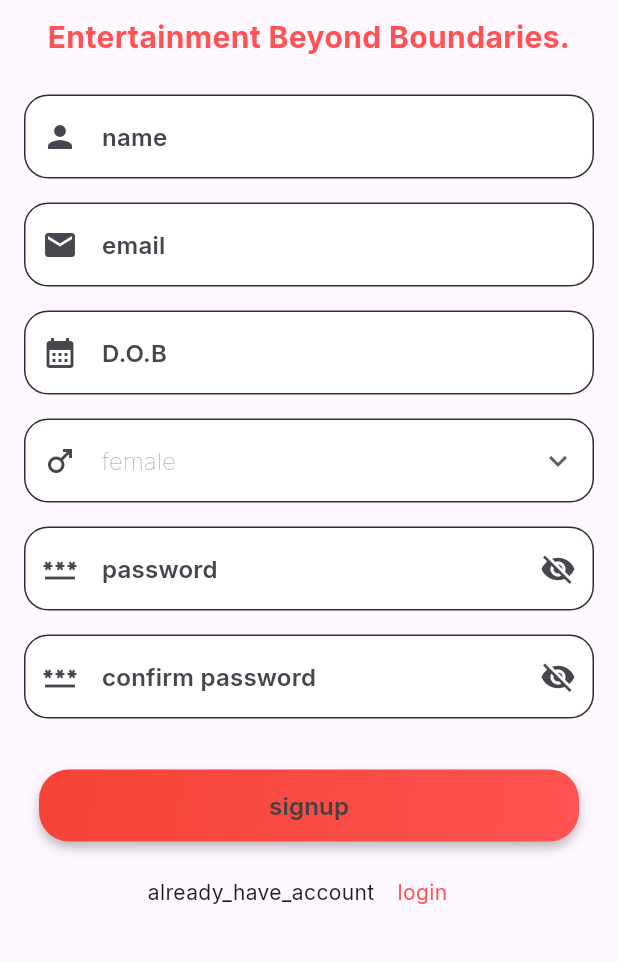
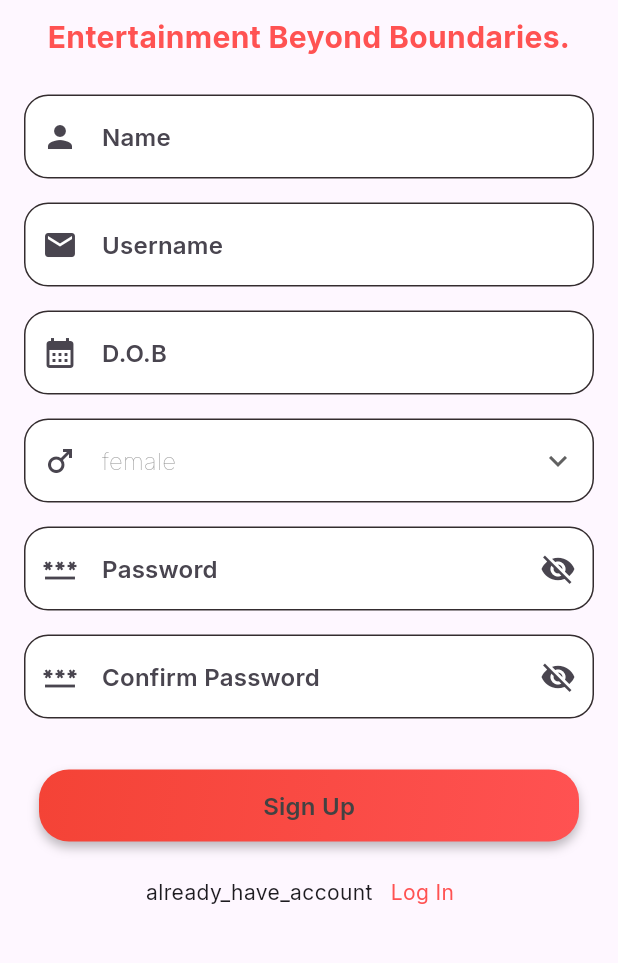
Before and after one commit to AM5324/ttnflix, a Flutter app: the RegisterScreen screen opened by its route, on a phone screen of 412 x 824 dp, the part 174-1137 px from its top. Run offline on Flutter 3.47's test engine with Material 3 defaults, Android fonts, the phone set to English and light mode, and no system bars; our stand-ins replace auto_route, cached_network_image, dio, equatable, flutter_bloc, flutter_svg and 5 more; missing offline and left inert: dio_cache_interceptor; accounts and stored records are empty.

Commit message:
commit with account and refactoring of code.

```diff
--- a/lib/data/models/user.dart
+++ b/lib/data/models/user.dart
@@ -6,7 +6,7 @@ part 'user.g.dart';
 @JsonSerializable(createToJson: true)
 class UserModel {
   final String? username;
-  final String? password;
+  String? password;
   final String? dob;
   final String? gender;
   final String? name;
--- a/lib/logic/authentication/authentic_cubit.dart
+++ b/lib/logic/authentication/authentic_cubit.dart
@@ -8,8 +8,10 @@ import '../../utils/ttn_flix_default_equatable.dart';
 part 'authentic_state.dart';
 
 class AuthenticCubit extends Cubit<AuthenticState> {
-  AuthenticCubit() : super(AuthenticateInitial());
-  SharedPreferencesManager manager = TTNFlixSL.get<SharedPreferencesManager>();
+  final SharedPreferencesManager manager;
+  AuthenticCubit({SharedPreferencesManager? sharedPref})
+      : manager = sharedPref ?? TTNFlixSL.get<SharedPreferencesManager>(),super(AuthenticateInitial());
+
   List<UserModel> savedUserList = [];
   getUserList() async {
     savedUserList = manager.getList<UserModel>('userList', UserModel.fromJson);}
--- a/lib/navigation/ttn_flix_navigation.dart
+++ b/lib/navigation/ttn_flix_navigation.dart
@@ -5,8 +5,8 @@ import 'package:ttn_flix/navigation/ttn_flix_navigation.gr.dart';
 class TtnFlixAppRouter extends $TtnFlixAppRouter {
   @override
   List<AutoRoute> get routes => [
-        AutoRoute(page: TTNFlixBottomBarRoute.page, initial: true),
-        AutoRoute(page: LogInScreenRoute.page),
+        AutoRoute(page: TTNFlixBottomBarRoute.page, initial: false),
+        AutoRoute(page: LogInScreenRoute.page,initial: true),
         AutoRoute(page: RegisterScreenRoute.page),
         AutoRoute(page: HomeScreenRoute.page),
         AutoRoute(page: DetailScreenRoute.page),
--- a/lib/presentation/bottom_bar/ttn_flix_bottom_bar.dart
+++ b/lib/presentation/bottom_bar/ttn_flix_bottom_bar.dart
@@ -2,6 +2,7 @@ import 'package:auto_route/annotations.dart';
 import 'package:flutter/material.dart';
 import 'package:flutter_bloc/flutter_bloc.dart';
 import 'package:ttn_flix/logic/favourite/favourite_cubit.dart';
+import 'package:ttn_flix/logic/profile/profile_cubit.dart';
 import 'package:ttn_flix/presentation/favouraite/favouraite_screen.dart';
 import 'package:ttn_flix/presentation/themes/ttn_flix_color.dart';
 
@@ -25,7 +26,8 @@ class _TTNFlixBottomBarState extends State<TTNFlixBottomBar> {
         child: HomeScreen()),
     BlocProvider(
         create: (context) => FavouriteCubit()..fetchFavouritesData(), child: FavouraiteScreen()),
-     AccountScreen()
+    BlocProvider(
+        create: (context) => ProfileCubit()..getUser(), child: AccountScreen()),
   ];
 
   void _onItemTapped(int index) {
--- a/lib/presentation/login/register_screen.dart
+++ b/lib/presentation/login/register_screen.dart
@@ -2,7 +2,6 @@ import 'package:auto_route/auto_route.dart';
 import 'package:flutter/material.dart';
 import 'package:flutter/services.dart';
 import 'package:flutter_bloc/flutter_bloc.dart';
-import 'package:ttn_flix/data/di/ttn_flix_service_locator.dart';
 import 'package:ttn_flix/logic/authentication/authentic_cubit.dart';
 import 'package:ttn_flix/navigation/ttn_flix_navigation.gr.dart';
 import 'package:ttn_flix/presentation/login/widget/button.dart';
@@ -11,18 +10,16 @@ import 'package:ttn_flix/presentation/login/widget/edt_password_text.dart';
 import 'package:ttn_flix/presentation/themes/ttn_flix_spacing.dart';
 import 'package:ttn_flix/presentation/widget/ttn_flix_date_picker.dart';
 import 'package:ttn_flix/presentation/widget/ttn_flix_drop_down.dart';
+import 'package:ttn_flix/utils/ttn_flix_constant.dart';
 
 import '../../data/models/gender.dart';
 import '../../data/models/user.dart';
-import '../../data/shared_prefernce/shared_prefernce_manager.dart';
 import '../../utils/validator.dart';
 import '../widget/ttn_flix_header.dart';
 
 @RoutePage()
 class RegisterScreen extends StatelessWidget {
   RegisterScreen({super.key});
-
-  SharedPreferencesManager manager = TTNFlixSL.get<SharedPreferencesManager>();
 
   final TextEditingController _nameEditingController = TextEditingController();
   final TextEditingController _emailEditingController = TextEditingController();
@@ -35,6 +32,7 @@ class RegisterScreen extends StatelessWidget {
       TextEditingController();
   final GlobalKey<FormState> _formKey = GlobalKey();
   final cubit = AuthenticCubit();
+
   @override
   Widget build(BuildContext context) {
     return BlocProvider(
@@ -44,12 +42,13 @@ class RegisterScreen extends StatelessWidget {
           child: BlocListener<AuthenticCubit, AuthenticState>(
             listener: (context, state) {
               if (state is LoginError) {
+                SnackBar snackBar = SnackBar(
+                    content: Text(
+                        state.message ?? TTNFlixConstants.somethingWentWrong));
+                ScaffoldMessenger.of(context).showSnackBar(snackBar);
+              } else if (state is RegisterSuccessState) {
                 SnackBar snackBar =
-                    SnackBar(content: Text(state.message ?? ''));
-                ScaffoldMessenger.of(context).showSnackBar(snackBar);
-              } else if (state is LoginSuccessState) {
-                SnackBar snackBar =
-                    const SnackBar(content: Text('Account Created'));
+                    const SnackBar(content: Text(TTNFlixConstants.accCreated));
                 ScaffoldMessenger.of(context).showSnackBar(snackBar);
                 context.router.pop();
               }
@@ -57,7 +56,7 @@ class RegisterScreen extends StatelessWidget {
             child: Container(
               margin: const EdgeInsets.all(TTNFlixSpacing.spacing16),
               child: Column(
-                mainAxisAlignment: MainAxisAlignment.spaceEvenly,
+                mainAxisAlignment: MainAxisAlignment.center,
                 children: [
                   const TTNFlixHeader(),
                   const SizedBox(height: TTNFlixSpacing.spacing24),
@@ -69,7 +68,7 @@ class RegisterScreen extends StatelessWidget {
                         EdtTextField(
                           textEditingController: _nameEditingController,
                           prefixIcon: const Icon(Icons.person),
-                          label: "name",
+                          label: TTNFlixConstants.name,
                           validator: (value) {
                             return Validator.isValidName(context, name: value);
                           },
@@ -78,7 +77,7 @@ class RegisterScreen extends StatelessWidget {
                         EdtTextField(
                           textEditingController: _emailEditingController,
                           prefixIcon: const Icon(Icons.email),
-                          label: "email",
+                          label: TTNFlixConstants.username,
                           validator: (value) {
                             return Validator.isEmailValid(context,
                                 email: value);
@@ -89,7 +88,7 @@ class RegisterScreen extends StatelessWidget {
                           textEditingController: _dobEditingController,
                           readOnly: true,
                           prefixIcon: const Icon(Icons.calendar_month),
-                          label: "D.O.B",
+                          label: TTNFlixConstants.dob,
                           onTap: () {
                             TtnFlixDatePicker(context, date: (date) {
                               _dobEditingController.text = date;
@@ -97,7 +96,7 @@ class RegisterScreen extends StatelessWidget {
                           },
                         ),
                         TtnFlixDropdown(
-                          hintText: "Gender",
+                          hintText: TTNFlixConstants.gender,
                           prefixIcon: const Icon(Icons.male),
                           dropDownData: getDropDownData(context),
                           onChanged: (value) {
@@ -107,7 +106,7 @@ class RegisterScreen extends StatelessWidget {
                         EdtPasswordField(
                           textEditingController: _passwordEditingController,
                           prefixIcon: const Icon(Icons.password),
-                          hint: "password",
+                          hint: TTNFlixConstants.password,
                           validator: (value) {
                             return Validator.isValidPassword(context,
                                 password: value);
@@ -118,7 +117,7 @@ class RegisterScreen extends StatelessWidget {
                           textEditingController:
                               _confirmPasswordEditingController,
                           prefixIcon: const Icon(Icons.password),
-                          hint: "confirm password",
+                          hint: TTNFlixConstants.conPassword,
                           validator: (value) {
                             return Validator.isValidConfirmPassword(context,
                                 password: _passwordEditingController.text,
@@ -132,20 +131,20 @@ class RegisterScreen extends StatelessWidget {
                             onClick: () {
                               _validateForm();
                             },
-                            buttonText: "signup"),
+                            buttonText: TTNFlixConstants.signUp),
                       ],
                     ),
                   ),
                   Row(
                     mainAxisAlignment: MainAxisAlignment.center,
                     children: [
-                      Text("already_have_account"),
+                      Text(TTNFlixConstants.alreadyHaveAcc),
                       TextButton(
                         onPressed: () {
                           context.router.push(LogInScreenRoute());
                         },
                         child: Text(
-                          "login",
+                          TTNFlixConstants.logIn,
                           style: Theme.of(context)
                               .textTheme
                               .bodyMedium
@@ -170,7 +169,8 @@ class RegisterScreen extends StatelessWidget {
           username: _emailEditingController.text,
           password: _passwordEditingController.text,
           dob: _dobEditingController.text,
-          gender: _genderEditingController.text);
+          gender: _genderEditingController.text,
+          name: _nameEditingController.text);
       cubit.saveUser(user);
     }
   }
--- a/lib/presentation/login/widget/edt_password_text.dart
+++ b/lib/presentation/login/widget/edt_password_text.dart
@@ -10,6 +10,7 @@ class EdtPasswordField extends StatefulWidget {
       this.textColor,
       this.validator,
       this.error,
+      this.readOnly = false,
       this.textInputType});
 
   final TextEditingController textEditingController;
@@ -18,11 +19,19 @@ class EdtPasswordField extends StatefulWidget {
   final Color? textColor;
   final FormFieldValidator? validator;
   final String? error;
+  final bool readOnly;
   final TextInputType? textInputType;
 
   @override
   State<EdtPasswordField> createState() => _EdtPasswordFieldState(
-      textEditingController, hint, prefixIcon, textColor, error, textInputType, validator);
+      textEditingController,
+      hint,
+      prefixIcon,
+      textColor,
+      error,
+      textInputType,
+      validator,
+      readOnly);
 }
 
 class _EdtPasswordFieldState extends State<EdtPasswordField> {
@@ -34,9 +43,17 @@ class _EdtPasswordFieldState extends State<EdtPasswordField> {
   final FormFieldValidator? validator;
   final String? error;
   final TextInputType? textInputType;
+  final bool readOnly;
 
-  _EdtPasswordFieldState(this.textEditingController, this.hint, this.prefixIcon,
-      this.textColor, this.error, this.textInputType, this.validator);
+  _EdtPasswordFieldState(
+      this.textEditingController,
+      this.hint,
+      this.prefixIcon,
+      this.textColor,
+      this.error,
+      this.textInputType,
+      this.validator,
+      this.readOnly);
 
   @override
   Widget build(BuildContext context) {
@@ -47,6 +64,7 @@ class _EdtPasswordFieldState extends State<EdtPasswordField> {
         keyboardType: textInputType,
         controller: textEditingController,
         validator: validator,
+        readOnly: readOnly,
         style: Theme.of(context)
             .textTheme
             .titleMedium
--- a/lib/presentation/widget/ttn_flix_drop_down.dart
+++ b/lib/presentation/widget/ttn_flix_drop_down.dart
@@ -10,6 +10,7 @@ class TtnFlixDropdown extends StatelessWidget {
     this.prefixIcon,
     this.dropDownData,
     this.currentValue,
+    this.readOnly = false,
     required this.onChanged
   }) : super(key: key);
 
@@ -17,6 +18,7 @@ class TtnFlixDropdown extends StatelessWidget {
   final Color? textColor;
   final Icon? prefixIcon;
   final String? currentValue;
+  final bool readOnly;
   final List<DropdownMenuItem<String>>? dropDownData;
   final ValueChanged<String?>? onChanged;
 
@@ -41,7 +43,7 @@ class TtnFlixDropdown extends StatelessWidget {
         iconSize: TTNFlixSpacing.spacing24,
         dropdownColor: Colors.white,
         items: dropDownData,
-        onChanged: onChanged,
+        onChanged: readOnly ? null : onChanged,
       ),
     );
   }
--- a/lib/utils/ttn_flix_constant.dart
+++ b/lib/utils/ttn_flix_constant.dart
@@ -18,6 +18,12 @@ class TTNFlixConstants{
   static const String dob = "D.O.B";
   static const String gender = "Gender";
   static const String favorite = "Favorite";
+  static const String somethingWentWrong = "Something went wrong";
+  static const String accCreated = "Account Created";
+  static const String alreadyHaveAcc = "already_have_account";
+  static const String updated = "Updated";
+  static const String update = "Update";
+  static const String save = "Save";
 
 
 }
```
Also changed, not shown: lib/logic/profile/profile_cubit.dart (added, +34 -0 lines), lib/logic/profile/profile_state.dart (added, +32 -0 lines), lib/presentation/account/account_screen.dart (+127 -157 lines). Lines whose indentation alone changed are shown as unchanged.
